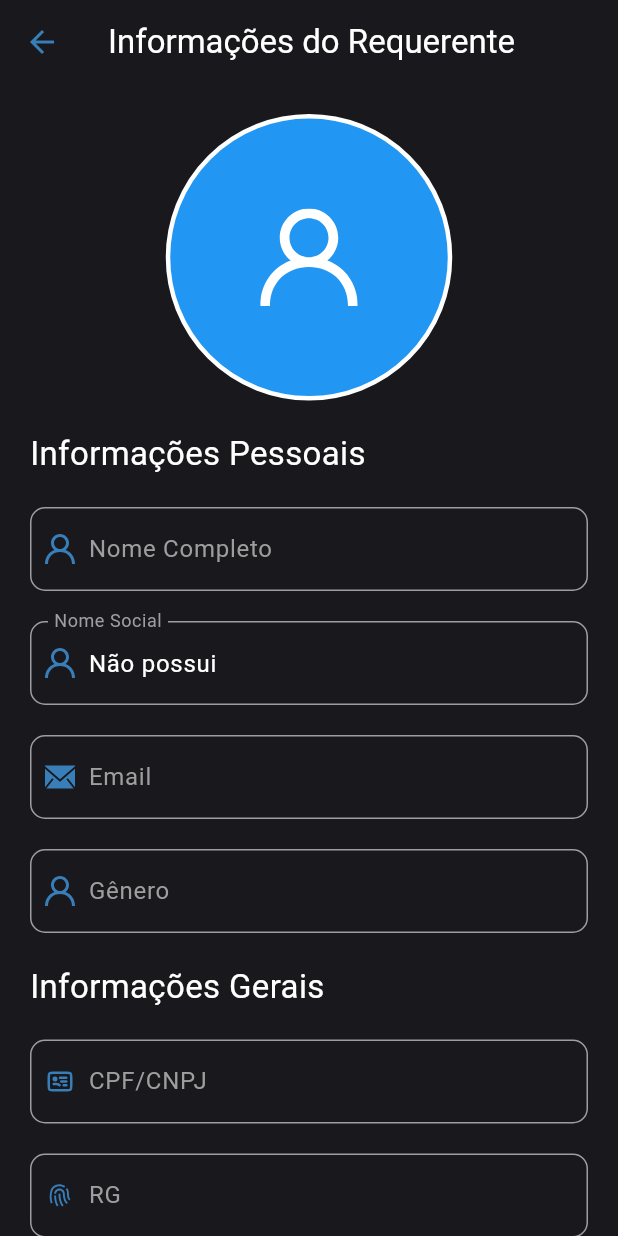
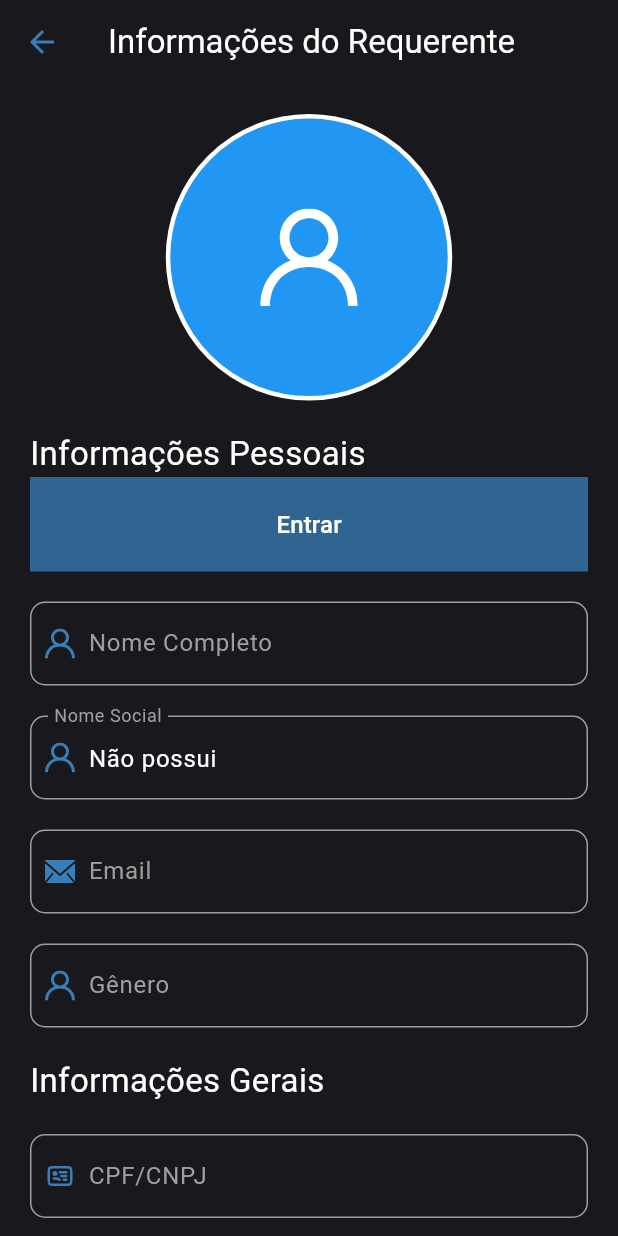
Before and after one commit to jurai-git/jurai-mobile, a Flutter app: the ClientsInformation screen opened directly with empty values, on a phone screen of 412 x 824 dp. Run offline on Flutter 3.47's test engine with Material 3 defaults, Android fonts, the phone set to English and light mode, and no system bars; our stand-ins replace auto_size_text, carousel_slider, either_dart, file_picker, flutter_riverpod, flutter_secure_storage and 3 more; accounts and stored records are empty; generated files the repository leaves out were written again; Roboto replaces fonts that are missing (MPLUSRounded1c).

Commit message:
add: button to demandas information and styles

```diff
--- a/lib/features/home/view/pages/clients_information.dart
+++ b/lib/features/home/view/pages/clients_information.dart
@@ -3,6 +3,8 @@ import 'package:flutter/material.dart';
 import 'package:flutter_riverpod/flutter_riverpod.dart';
 import 'package:flutter_svg/svg.dart';
 import 'package:jurai/features/home/models/requerente.dart';
+import 'package:jurai/features/home/providers/requerente_provider.dart';
+import 'package:jurai/features/home/view/pages/demandas_information.dart';
 import 'package:jurai/features/home/view/widgets/topic_information.dart';
 
 class ClientsInformation extends ConsumerStatefulWidget {
@@ -47,6 +49,20 @@ class _ClientsInformationState extends ConsumerState<ClientsInformation> {
                     ]
                   ),
 
+                  ElevatedButton(
+                    onPressed: (){
+                      Navigator.push(context, MaterialPageRoute(builder: (_) => DemandasInformation()));
+                    },
+                    style: ElevatedButton.styleFrom(
+                        shape: RoundedRectangleBorder(),
+                        shadowColor: Colors.transparent,
+                        backgroundColor: Color.fromRGBO(56, 127, 185, 0.750),
+                        fixedSize: Size.fromWidth(MediaQuery.of(context).size.width),
+                        padding: EdgeInsets.symmetric(vertical: 20)
+                      ),
+                      child: Text("Entrar", style: TextStyle(color: Colors.white, fontSize: 16)),
+                  ),
+
                   TopicInformation(topicName: "Nome Completo  ", topicData: widget.requerente.nome, topicImage: "img/profile.svg", first: true,),
                   TopicInformation(topicName: "Nome Social", topicData: widget.requerente.nomeSocial!= '' ? widget.requerente.nomeSocial : "Não possui", topicImage: "img/profile.svg"),
                   TopicInformation(topicName: "Email", topicData: widget.requerente.email, topicImage: "img/email.svg",),
```
